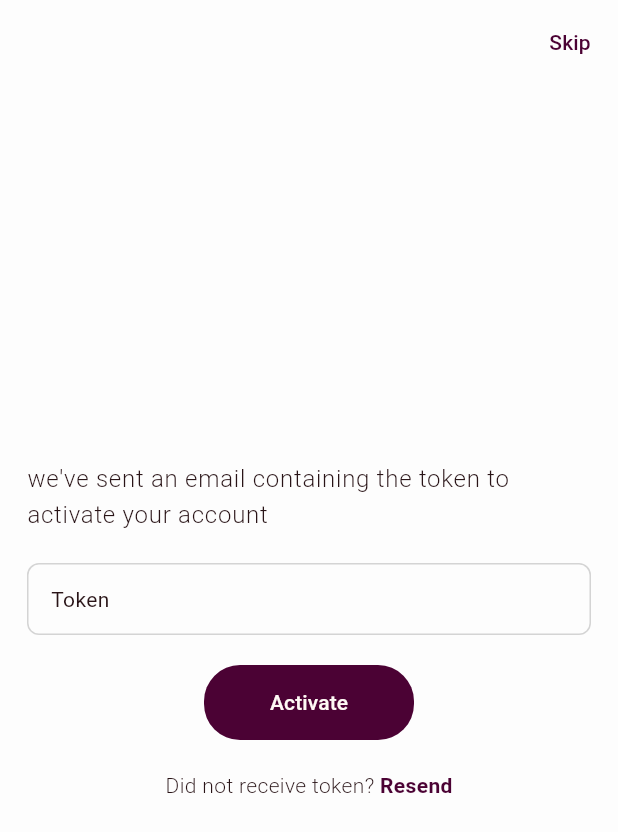
After one commit to araaavind/semaphore, a Flutter app: the ActivationPage screen opened by its route, after a tap on "Skip", on a phone screen of 412 x 824 dp. The commit adds this screen. Shown: the top 832 px of the screen. Run offline on Flutter 3.47's test engine with Material 3 defaults, Android fonts, the phone set to English and light mode, and no system bars; our stand-ins replace adaptive_theme, auto_size_text, bloc_concurrency, dio, equatable, flutter_bloc and 10 more; accounts and stored records are empty.

Commit message:
app: presentation layer for user activation page

```diff
--- a/app/lib/core/constants/route_constants.dart
+++ b/app/lib/core/constants/route_constants.dart
@@ -17,4 +17,6 @@ class RouteConstants {
   static const signupPageName = 'signup';
   static const profilePagePath = '/profile';
   static const profilePageName = 'profile';
+  static const activationPagePath = '/activate';
+  static const activationPageName = 'activate';
 }
--- a/app/lib/core/router/router.dart
+++ b/app/lib/core/router/router.dart
@@ -2,6 +2,7 @@ import 'package:app/core/common/cubits/app_user/app_user_cubit.dart';
 import 'package:app/core/common/pages/error_page.dart';
 import 'package:app/core/constants/constants.dart';
 import 'package:app/core/router/transitions/fade_transition_page.dart';
+import 'package:app/features/auth/presentation/pages/activation_page.dart';
 import 'package:app/features/auth/presentation/pages/choose_username_page.dart';
 import 'package:app/features/auth/presentation/pages/login_page.dart';
 import 'package:app/features/auth/presentation/pages/signup_page.dart';
@@ -34,7 +35,11 @@ GoRouter router = GoRouter(
       return RouteConstants.loginPagePath;
     }
     if (appUserState is AppUserLoggedIn && onLoginRoute) {
-      return RouteConstants.wallPagePath;
+      final isOnboarding = state.uri.queryParameters['isOnboarding'] != null &&
+          state.uri.queryParameters['isOnboarding'] == 'true';
+      return isOnboarding
+          ? RouteConstants.activationPagePath
+          : RouteConstants.wallPagePath;
     }
     return null;
   },
@@ -102,6 +107,11 @@ GoRouter router = GoRouter(
       ],
     ),
     GoRoute(
+      path: RouteConstants.activationPagePath,
+      name: RouteConstants.activationPageName,
+      builder: (context, state) => const ActivationPage(),
+    ),
+    GoRoute(
       path: RouteConstants.feedViewPagePath,
       name: RouteConstants.feedViewPageName,
       builder: (context, state) {
--- /dev/null
+++ b/app/lib/features/auth/presentation/pages/activation_page.dart
@@ -0,0 +1,120 @@
+import 'package:app/core/common/widgets/widgets.dart';
+import 'package:app/core/constants/constants.dart';
+import 'package:app/core/theme/theme.dart';
+import 'package:flutter/material.dart';
+import 'package:go_router/go_router.dart';
+
+class ActivationPage extends StatefulWidget {
+  const ActivationPage({super.key});
+
+  @override
+  State<ActivationPage> createState() => _ActivationPageState();
+}
+
+class _ActivationPageState extends State<ActivationPage> {
+  final token = TextEditingController();
+  final formKey = GlobalKey<FormState>();
+
+  @override
+  void dispose() {
+    token.dispose();
+    super.dispose();
+  }
+
+  @override
+  Widget build(BuildContext context) {
+    return Scaffold(
+      appBar: AppBar(
+        actions: [
+          TextButton(
+            onPressed: () {
+              context.pop(false);
+            },
+            child: const Text('Skip'),
+          ),
+        ],
+      ),
+      body: Builder(builder: (context) {
+        return Padding(
+          padding: const EdgeInsets.all(UIConstants.pagePadding),
+          child: Form(
+            key: formKey,
+            child: Column(
+              mainAxisAlignment: MainAxisAlignment.center,
+              crossAxisAlignment: CrossAxisAlignment.start,
+              children: [
+                const _TitleTextSpan(),
+                const SizedBox(height: 20),
+                AppTextField(
+                  hintText: 'Token',
+                  controller: token,
+                  errorMaxLines: 2,
+                ),
+                const SizedBox(height: 20.0),
+                Center(
+                  child: Button(
+                    text: 'Activate',
+                    fixedSize: const Size(140, 50),
+                    onPressed: () {
+                      // if (formKey.currentState!.validate()) {
+                      //   FocusManager.instance.primaryFocus?.unfocus();
+                      //   context.read<AddFollowFeedBloc>().add(
+                      //         AddFollowRequested(
+                      //           token.text.trim(),
+                      //         ),
+                      //       );
+                      // }
+                    },
+                    // isLoading: state.status == FollowFeedStatus.loading,
+                  ),
+                ),
+                const SizedBox(height: 20.0),
+                Center(
+                  child: RichText(
+                    text: TextSpan(
+                      text: 'Did not receive token? ',
+                      style: context.theme.textTheme.bodyMedium?.copyWith(
+                        fontWeight: FontWeight.w300,
+                      ),
+                      children: [
+                        TextSpan(
+                          text: 'Resend',
+                          style: context.theme.textTheme.bodyMedium?.copyWith(
+                            fontWeight: FontWeight.w600,
+                            color: context.theme.colorScheme.primary,
+                          ),
+                        ),
+                      ],
+                    ),
+                  ),
+                ),
+                SizedBox(
+                  height:
+                      (Scaffold.of(context).appBarMaxHeight ?? kToolbarHeight) *
+                          0.7,
+                ),
+              ],
+            ),
+          ),
+        );
+      }),
+    );
+  }
+}
+
+class _TitleTextSpan extends StatelessWidget {
+  const _TitleTextSpan();
+
+  @override
+  Widget build(BuildContext context) {
+    return RichText(
+      text: TextSpan(
+        text:
+            'we\'ve sent an email containing the token to activate your account',
+        style: context.theme.textTheme.bodyLarge?.copyWith(
+          fontWeight: FontWeight.w300,
+        ),
+      ),
+    );
+  }
+}
--- a/app/lib/features/profile/presentation/profile_page.dart
+++ b/app/lib/features/profile/presentation/profile_page.dart
@@ -1,5 +1,6 @@
 import 'package:app/core/common/cubits/app_user/app_user_cubit.dart';
 import 'package:app/core/common/entities/logout_scope.dart';
+import 'package:app/core/common/widgets/button.dart';
 import 'package:app/core/common/widgets/loader.dart';
 import 'package:app/core/constants/constants.dart';
 import 'package:app/core/theme/app_theme.dart';
@@ -7,6 +8,7 @@ import 'package:app/core/utils/show_snackbar.dart';
 import 'package:app/features/auth/presentation/bloc/auth_bloc.dart';
 import 'package:flutter/material.dart';
 import 'package:flutter_bloc/flutter_bloc.dart';
+import 'package:go_router/go_router.dart';
 
 class ProfilePage extends StatelessWidget {
   const ProfilePage({super.key});
@@ -59,14 +61,17 @@ class ProfilePage extends StatelessWidget {
         ],
       ),
       body: Padding(
-        padding: const EdgeInsets.all(UIConstants.pagePadding),
+        padding: const EdgeInsets.symmetric(
+          vertical: 10.0,
+          horizontal: UIConstants.pagePadding,
+        ),
         child: Column(
           crossAxisAlignment: CrossAxisAlignment.start,
           children: [
             Text(
               user.fullName ?? 'User',
               style: context.theme.textTheme.headlineSmall?.copyWith(
-                fontWeight: FontWeight.w500,
+                fontWeight: FontWeight.w700,
               ),
             ),
             Text(
@@ -75,6 +80,25 @@ class ProfilePage extends StatelessWidget {
                 fontWeight: FontWeight.w300,
               ),
             ),
+            if (!user.isActivated)
+              Center(
+                child: Column(
+                  children: [
+                    const SizedBox(height: UIConstants.elementGap),
+                    Button(
+                      text: 'Activate your account',
+                      backgroundColor:
+                          context.theme.colorScheme.primaryContainer,
+                      textColor: context.theme.colorScheme.primary,
+                      // fixedSize: UIConstants.defaultButtonFixedSize,
+                      fixedSize: const Size.fromHeight(40.0),
+                      onPressed: () {
+                        context.push(RouteConstants.activationPagePath);
+                      },
+                    ),
+                  ],
+                ),
+              ),
           ],
         ),
       ),
```
